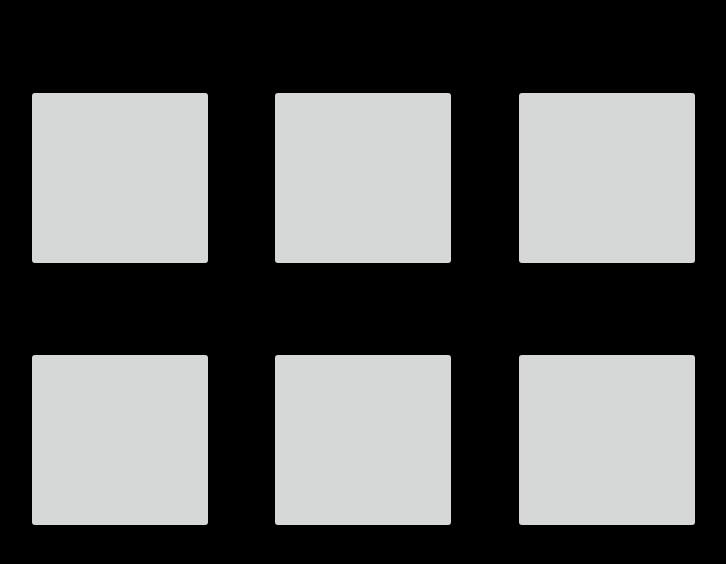
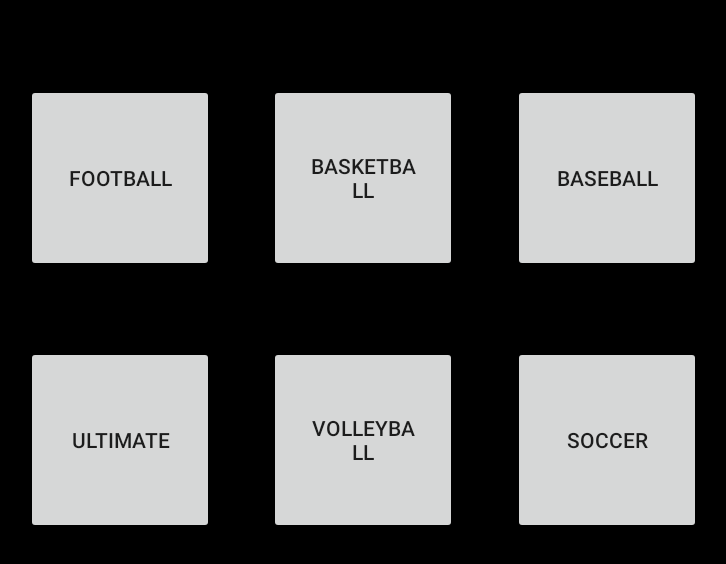
Before and after one commit to mattmill1995/semester-project-beta-release-omega, an Android app: the NewGameActivity screen opened directly, with no data from a screen before it, on a phone screen of 824 x 412 dp (held sideways). Shown: the top 564 px of the screen, without its empty margins (254-980 px from the left). Run offline under Robolectric (Android 15) with nearby library versions, the phone set to English and light mode, and no system bars.

Commit message:
Update to Game Select

```diff
--- a/app/src/main/res/layout/game_select.xml
+++ b/app/src/main/res/layout/game_select.xml
@@ -16,6 +16,7 @@
 
         <Button
             android:id="@+id/football_btn"
+            android:text="Football"
             android:layout_width="125dp"
             android:layout_height="125dp"
             android:padding="25dp"
@@ -25,6 +26,7 @@
 
         <Button
             android:id="@+id/basketball_btn"
+            android:text="Basketball"
             android:layout_width="125dp"
             android:layout_height="125dp"
             android:layout_centerHorizontal="true"
@@ -35,6 +37,7 @@
             android:layout_width="125dp"
             android:layout_height="125dp"
             android:padding="25dp"
+            android:text="Baseball"
             android:id="@+id/baseball_btn"
             android:layout_alignParentTop="true"
             android:layout_alignParentRight="true"
@@ -44,6 +47,7 @@
             android:layout_width="125dp"
             android:layout_height="125dp"
             android:padding="25dp"
+            android:text="volleyball"
             android:id="@+id/volleyball_btn"
             android:layout_centerHorizontal="true"
             android:layout_alignParentBottom="true"
@@ -53,6 +57,7 @@
             android:layout_width="125dp"
             android:layout_height="125dp"
             android:padding="25dp"
+            android:text="Ultimate"
             android:id="@+id/ultimate_btn"
             android:layout_alignParentBottom="true"
             android:layout_alignParentLeft="true"
@@ -62,6 +67,7 @@
             android:layout_width="125dp"
             android:layout_height="125dp"
             android:padding="25dp"
+            android:text="Soccer"
             android:id="@+id/soccer_btn"
             android:layout_alignParentBottom="true"
             android:layout_alignParentRight="true"
```
